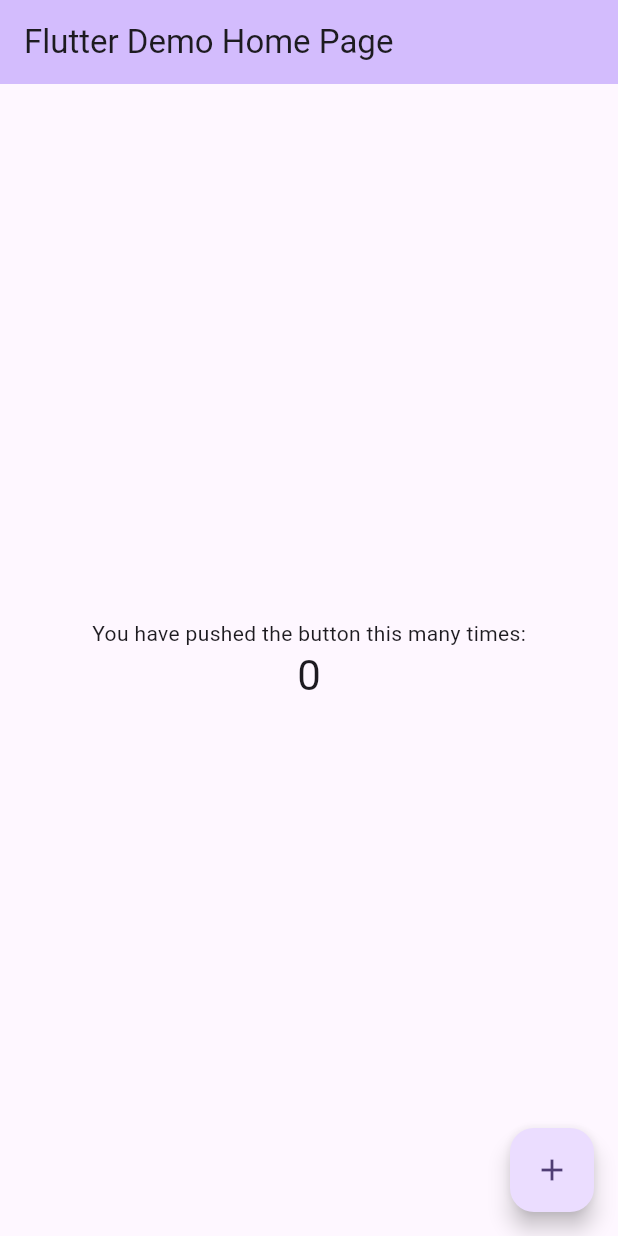
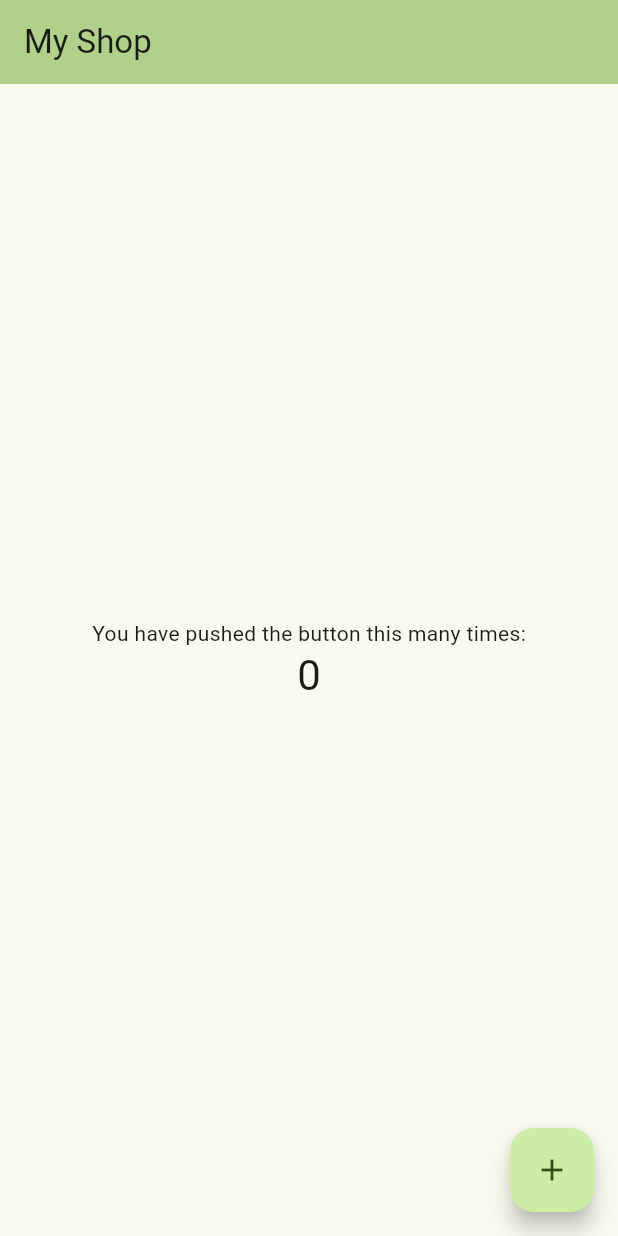
Before and after one commit to MelvinCou/cash-manager, a Flutter app: the screen it shows after launch, on a phone screen of 412 x 824 dp. Run offline on Flutter 3.47's test engine with Material 3 defaults, Android fonts, the phone set to English and light mode, and no system bars; our stand-ins replace auto_route, equatable, get_it.

```diff
--- a/terminal/lib/main.dart
+++ b/terminal/lib/main.dart
@@ -1,4 +1,5 @@
 import 'package:flutter/material.dart';
+import 'package:terminal/config/app_router.dart';
 import 'package:terminal/injection_container.dart';
 
 void main() async {
@@ -8,12 +9,13 @@ void main() async {
 
 class MyApp extends StatelessWidget {
   const MyApp({super.key});
+  // This widget is the root of your application.
 
-  // This widget is the root of your application.
+
   @override
   Widget build(BuildContext context) {
     return MaterialApp(
-      title: 'Flutter Demo',
+      title: 'My Shop',
       theme: ThemeData(
         // This is the theme of your application.
         //
@@ -30,10 +32,10 @@ class MyApp extends StatelessWidget {
         //
         // This works for code too, not just values: Most code changes can be
         // tested with just a hot reload.
-        colorScheme: ColorScheme.fromSeed(seedColor: Colors.deepPurple),
+        colorScheme: ColorScheme.fromSeed(seedColor: Colors.lightGreen),
         useMaterial3: true,
       ),
-      home: const MyHomePage(title: 'Flutter Demo Home Page'),
+      home: const MyHomePage(title: 'My Shop'),
     );
   }
 }
@@ -121,7 +123,8 @@ class _MyHomePageState extends State<MyHomePage> {
         onPressed: _incrementCounter,
         tooltip: 'Increment',
         child: const Icon(Icons.add),
-      ), // This trailing comma makes auto-formatting nicer for build methods.
+      ),
+      // This trailing comma makes auto-formatting nicer for build methods.
     );
   }
 }
--- a/terminal/pubspec.yaml
+++ b/terminal/pubspec.yaml
@@ -38,10 +38,13 @@ dependencies:
   equatable: ^2.0.5
   get_it: ^7.6.4
   either_dart: ^1.0.0
+  auto_route: ^7.8.4
 
 dev_dependencies:
   flutter_test:
     sdk: flutter
+  auto_route_generator: ^7.3.2
+  build_runner: ^2.4.7
 
   # The "flutter_lints" package below contains a set of recommended lints to
   # encourage good coding practices. The lint set provided by the package is
```
Also changed, not shown: terminal/lib/config/app_router.dart (added, +14 -0 lines), terminal/lib/config/app_router.gr.dart (added), terminal/lib/features/product/app/pages/list_of_products/products_controller.dart (added), terminal/lib/features/product/app/pages/list_of_products/products_presenter.dart (added), terminal/lib/features/product/app/pages/list_of_products/products_view.dart (added), terminal/pubspec.lock.
